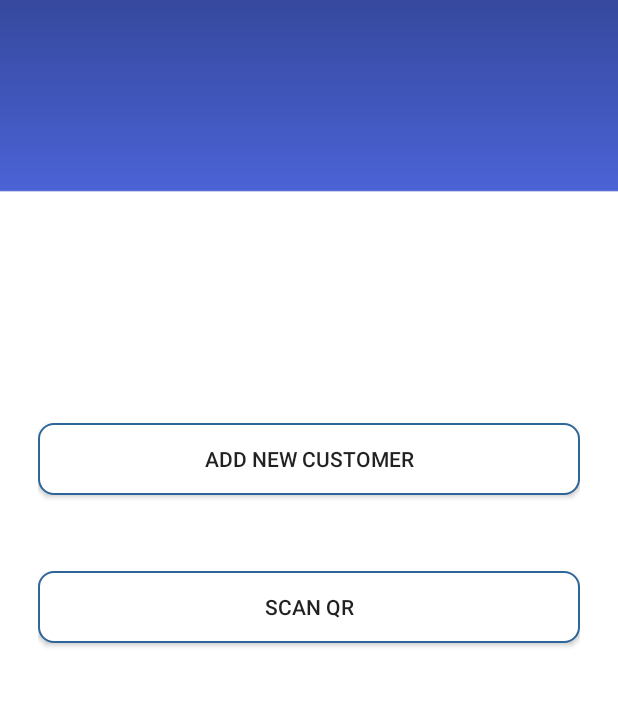
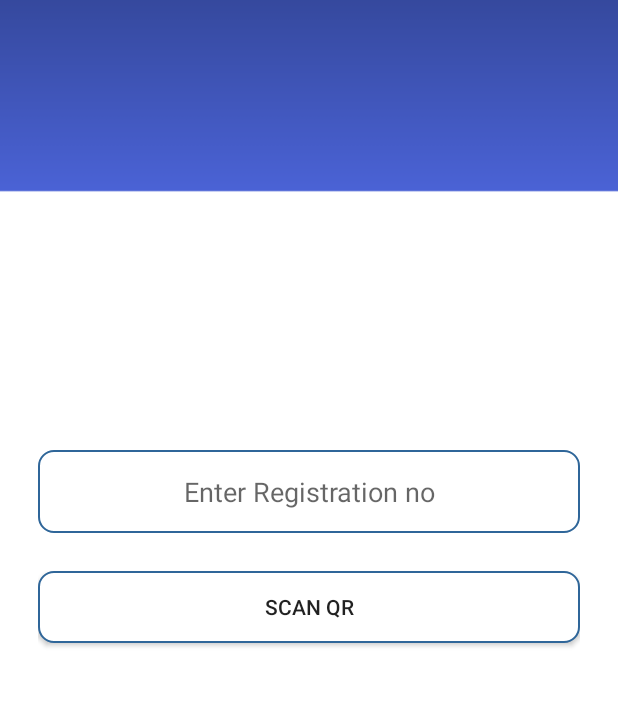
Before and after one commit to harshvardhanpatil/VimalJagruti, an Android app: the screen it shows after launch (SelectOptionActivity before the commit, CarAvailability after it), after a tap on "Servicing", on a phone screen of 412 x 824 dp, the part 195-902 px from its top. Run offline under Robolectric (Android 15) with nearby library versions, the phone set to English and light mode, and no system bars.

Commit message:
renamed activities

```diff
--- a/app/src/main/AndroidManifest.xml
+++ b/app/src/main/AndroidManifest.xml
@@ -11,9 +11,9 @@
         android:roundIcon="@mipmap/ic_launcher_round"
         android:supportsRtl="true"
         android:theme="@style/AppTheme">
-        <activity android:name=".SelectOptionActivity"></activity>
+        <activity android:name=".CarAvailability"></activity>
         <activity android:name=".ScanQRActivity" />
-        <activity android:name=".CreateJobCard" />
+        <activity android:name=".Registration" />
         <activity android:name=".MainActivity">
             <intent-filter>
                 <action android:name="android.intent.action.MAIN" />
--- /dev/null
+++ b/app/src/main/java/com/example/vimaljagruti/CarAvailability.java
@@ -0,0 +1,31 @@
+package com.example.vimaljagruti;
+
+import androidx.appcompat.app.AppCompatActivity;
+
+import android.os.Bundle;
+import android.view.View;
+import android.widget.Button;
+import android.widget.EditText;
+
+public class CarAvailability extends AppCompatActivity {
+    Button createNew,scanByQr;
+    EditText customRegistraionEditText;
+
+    @Override
+    protected void onCreate(Bundle savedInstanceState) {
+        super.onCreate(savedInstanceState);
+        setContentView(R.layout.activity_car_availability);
+        //createNew=findViewById(R.id.createNew);
+        scanByQr=findViewById(R.id.scanQR);
+
+        //customRegistraionEditText.setFilters(new InputFilter[]{new InputFilter.AllCaps()});
+
+        scanByQr.setOnClickListener(new View.OnClickListener() {
+            @Override
+            public void onClick(View v) {
+
+            }
+        });
+
+    }
+}
--- a/app/src/main/java/com/example/vimaljagruti/MainActivity.java
+++ b/app/src/main/java/com/example/vimaljagruti/MainActivity.java
@@ -10,7 +10,6 @@
 import android.content.pm.PackageManager;
 import android.os.Bundle;
 import android.view.View;
-import android.widget.Toast;
 
 public class MainActivity extends AppCompatActivity {
     CardView createJobCard,createBill,veiwJobCard,veiwBill;
@@ -30,7 +29,7 @@
         createBill.setOnClickListener(new View.OnClickListener() {
             @Override
             public void onClick(View v) {
-                Intent intent=new Intent(getApplicationContext(),SelectOptionActivity.class);
+                Intent intent=new Intent(getApplicationContext(), CarAvailability.class);
                 startActivity(intent);
             }
         });
@@ -38,7 +37,7 @@
         createJobCard.setOnClickListener(new View.OnClickListener() {
             @Override
             public void onClick(View v) {
-                Intent intent=new Intent(getApplicationContext(),SelectOptionActivity.class);
+                Intent intent=new Intent(getApplicationContext(), CarAvailability.class);
                 startActivity(intent);
             }
         });
--- a/app/src/main/java/com/example/vimaljagruti/CreateJobCard.java
+++ b/app/src/main/java/com/example/vimaljagruti/Registration.java
@@ -4,11 +4,11 @@
 
 import android.os.Bundle;
 
-public class CreateJobCard extends AppCompatActivity {
+public class Registration extends AppCompatActivity {
 
     @Override
     protected void onCreate(Bundle savedInstanceState) {
         super.onCreate(savedInstanceState);
-        setContentView(R.layout.activity_create_job_card);
+        setContentView(R.layout.activity_registration);
     }
 }
--- a/app/src/main/java/com/example/vimaljagruti/SelectOptionActivity.java
+++ /dev/null
@@ -1,35 +0,0 @@
-package com.example.vimaljagruti;
-
-import androidx.appcompat.app.AppCompatActivity;
-
-import android.content.Intent;
-import android.os.Bundle;
-import android.view.View;
-import android.widget.Button;
-
-public class SelectOptionActivity extends AppCompatActivity {
-    Button createNew,scanByQr;
-
-    @Override
-    protected void onCreate(Bundle savedInstanceState) {
-        super.onCreate(savedInstanceState);
-        setContentView(R.layout.activity_select_option);
-        createNew=findViewById(R.id.createNew);
-        scanByQr=findViewById(R.id.scanQR);
-
-        createNew.setOnClickListener(new View.OnClickListener() {
-            @Override
-            public void onClick(View v) {
-                Intent intent=new Intent(getApplicationContext(),CreateJobCard.class);
-                startActivity(intent);
-            }
-        });
-        scanByQr.setOnClickListener(new View.OnClickListener() {
-            @Override
-            public void onClick(View v) {
-                Intent intent=new Intent(getApplicationContext(),ScanQRActivity.class);
-                startActivity(intent);
-            }
-        });
-    }
-}
--- a/app/src/main/res/layout/activity_select_option.xml
+++ b/app/src/main/res/layout/activity_car_availability.xml
@@ -5,7 +5,7 @@
     android:layout_width="match_parent"
     android:layout_height="match_parent"
     android:orientation="vertical"
-    tools:context=".SelectOptionActivity"
+    tools:context=".CarAvailability"
     android:background="@drawable/bgapps"
     >
     <RelativeLayout
@@ -40,14 +40,24 @@
             android:layout_alignParentBottom="true"
             android:layout_marginBottom="200dp"
             >
-            <Button
-                android:id="@+id/createNew"
+
+            <EditText
+                android:id="@+id/customRegistraionEditText"
                 android:layout_width="match_parent"
                 android:layout_height="wrap_content"
-                android:layout_alignParentBottom="true"
                 android:background="@drawable/rounded_edittext"
-                android:text="Add new Customer"
-                android:layout_marginVertical="25dp"/>
+                android:hint="Enter Registration no"
+                android:padding="15dp"
+                android:textAlignment="center"
+                />
+<!--            <Button-->
+<!--                android:id="@+id/createNew"-->
+<!--                android:layout_width="match_parent"-->
+<!--                android:layout_height="wrap_content"-->
+<!--                android:layout_alignParentBottom="true"-->
+<!--                android:background="@drawable/rounded_edittext"-->
+<!--                android:text="Add new Customer"-->
+<!--                android:layout_marginVertical="25dp"/>-->
             <Button
                 android:id="@+id/scanQR"
                 android:layout_width="match_parent"
--- a/app/src/main/res/layout/activity_create_job_card.xml
+++ b/app/src/main/res/layout/activity_registration.xml
@@ -6,7 +6,7 @@
     android:layout_height="match_parent"
     android:orientation="vertical"
     android:background="@drawable/bgapps"
-    tools:context=".CreateJobCard">
+    tools:context=".Registration">
     <RelativeLayout
         android:layout_marginTop="60dp"
         android:layout_marginBottom="40dp"
```
